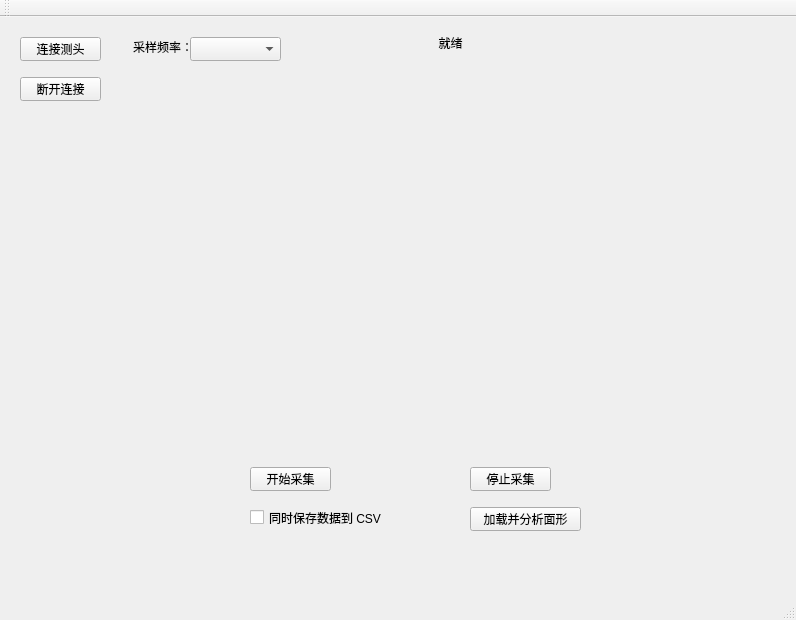
Qt form stil_drive/stil_drive.ui (li-rong-zhang/stil_drive) before a commit.
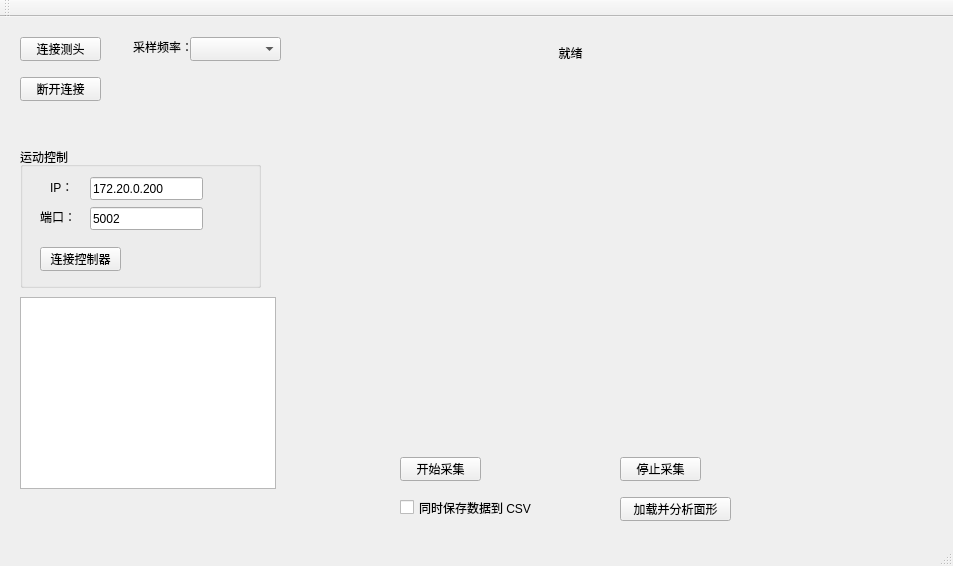
The same form after that commit. Custom widgets are drawn as their Qt base class.

What changed in the file:
```diff
--- a/stil_drive/stil_drive.ui
+++ b/stil_drive/stil_drive.ui
@@ -6,8 +6,8 @@
    <rect>
     <x>0</x>
     <y>0</y>
-    <width>796</width>
-    <height>620</height>
+    <width>953</width>
+    <height>566</height>
    </rect>
   </property>
   <property name="windowTitle">
@@ -30,8 +30,8 @@
    <widget class="QPushButton" name="btn_Start">
     <property name="geometry">
      <rect>
-      <x>250</x>
-      <y>450</y>
+      <x>400</x>
+      <y>440</y>
       <width>81</width>
       <height>24</height>
      </rect>
@@ -43,8 +43,8 @@
    <widget class="QPushButton" name="btn_Stop">
     <property name="geometry">
      <rect>
-      <x>470</x>
-      <y>450</y>
+      <x>620</x>
+      <y>440</y>
       <width>81</width>
       <height>24</height>
      </rect>
@@ -56,9 +56,9 @@
    <widget class="QLabel" name="lbl_Status">
     <property name="geometry">
      <rect>
-      <x>280</x>
-      <y>10</y>
-      <width>341</width>
+      <x>300</x>
+      <y>20</y>
+      <width>541</width>
       <height>31</height>
      </rect>
     </property>
@@ -72,8 +72,8 @@
    <widget class="QCheckBox" name="chk_SaveData">
     <property name="geometry">
      <rect>
-      <x>250</x>
-      <y>490</y>
+      <x>400</x>
+      <y>480</y>
       <width>171</width>
       <height>21</height>
      </rect>
@@ -85,9 +85,9 @@
    <widget class="QCustomPlot" name="plot_Widget" native="true">
     <property name="geometry">
      <rect>
-      <x>120</x>
+      <x>340</x>
       <y>110</y>
-      <width>641</width>
+      <width>501</width>
       <height>311</height>
      </rect>
     </property>
@@ -131,8 +131,8 @@
    <widget class="QPushButton" name="btn_Analyze">
     <property name="geometry">
      <rect>
-      <x>470</x>
-      <y>490</y>
+      <x>620</x>
+      <y>480</y>
       <width>111</width>
       <height>24</height>
      </rect>
@@ -141,6 +141,94 @@
      <string>加载并分析面形</string>
     </property>
    </widget>
+   <widget class="QGroupBox" name="groupBox">
+    <property name="geometry">
+     <rect>
+      <x>20</x>
+      <y>130</y>
+      <width>241</width>
+      <height>141</height>
+     </rect>
+    </property>
+    <property name="title">
+     <string>运动控制</string>
+    </property>
+    <widget class="QLineEdit" name="lineEdit_pmac_ip">
+     <property name="geometry">
+      <rect>
+       <x>70</x>
+       <y>30</y>
+       <width>113</width>
+       <height>23</height>
+      </rect>
+     </property>
+     <property name="text">
+      <string>172.20.0.200</string>
+     </property>
+    </widget>
+    <widget class="QLineEdit" name="lineEdit_pmac_port">
+     <property name="geometry">
+      <rect>
+       <x>70</x>
+       <y>60</y>
+       <width>113</width>
+       <height>23</height>
+      </rect>
+     </property>
+     <property name="text">
+      <string>5002</string>
+     </property>
+    </widget>
+    <widget class="QPushButton" name="btn_pmac_connect">
+     <property name="geometry">
+      <rect>
+       <x>20</x>
+       <y>100</y>
+       <width>81</width>
+       <height>24</height>
+      </rect>
+     </property>
+     <property name="text">
+      <string>连接控制器</string>
+     </property>
+    </widget>
+    <widget class="QLabel" name="label_2">
+     <property name="geometry">
+      <rect>
+       <x>30</x>
+       <y>30</y>
+       <width>21</width>
+       <height>20</height>
+      </rect>
+     </property>
+     <property name="text">
+      <string>IP：</string>
+     </property>
+    </widget>
+    <widget class="QLabel" name="label_3">
+     <property name="geometry">
+      <rect>
+       <x>20</x>
+       <y>60</y>
+       <width>31</width>
+       <height>20</height>
+      </rect>
+     </property>
+     <property name="text">
+      <string>端口：</string>
+     </property>
+    </widget>
+   </widget>
+   <widget class="QTextBrowser" name="textBrowser_pmac_log">
+    <property name="geometry">
+     <rect>
+      <x>20</x>
+      <y>280</y>
+      <width>256</width>
+      <height>192</height>
+     </rect>
+    </property>
+   </widget>
   </widget>
   <widget class="QMenuBar" name="menuBar">
    <property name="geometry">
```
Left out of the diff: 2 changed lines with no effect on the pictures.
